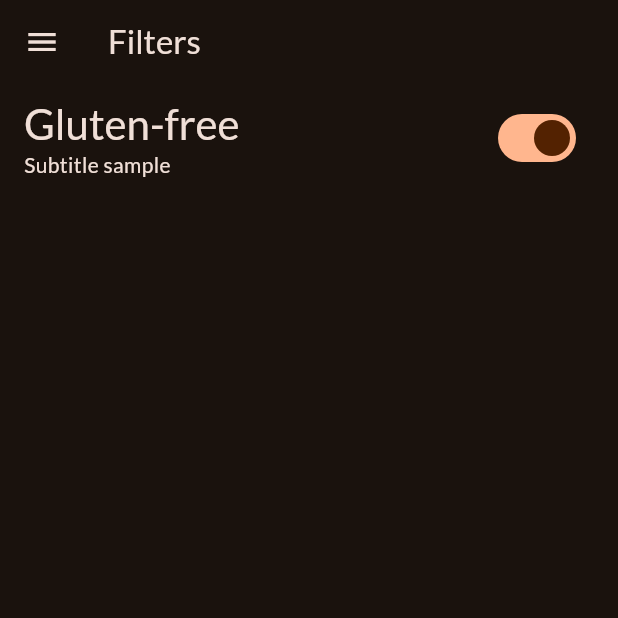
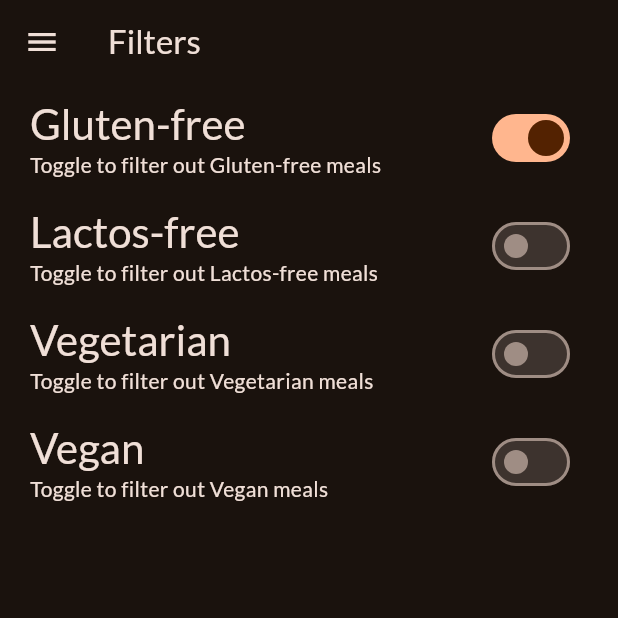
Before and after one commit to QuantumSams/udemy_flutter_redo_meals, a Flutter app: the Filter screen opened directly, after a tap on "Gluten-free", on a phone screen of 412 x 824 dp, the top half of it. Run offline on Flutter 3.47's test engine with Material 3 defaults, Android fonts, the phone set to English and light mode, and no system bars; our stand-ins replace google_fonts, transparent_image.

Commit message:
Fix: seperating switchtogglelist into a seperate stateful widget

```diff
--- a/lib/screen/filter.dart
+++ b/lib/screen/filter.dart
@@ -1,21 +1,17 @@
 import 'package:flutter/material.dart';
+import 'package:redo_meals/widget/filter_switch.dart';
 import 'tabs.dart';
 import '../widget/side_drawer.dart';
 
-class Filter extends StatefulWidget {
+class Filter extends StatelessWidget {
   const Filter({super.key});
 
   @override
-  State<Filter> createState() {
-    return _FilterState();
-  }
-}
-
-class _FilterState extends State<Filter> {
-  var _isGlutenChecked = false;
-
-  @override
   Widget build(BuildContext context) {
+    var isGlutenChecked = false;
+    var isLactoseChecked = false;
+    var isVegetarianChecked = false;
+    var isVeganChecked = false;
     return Scaffold(
       appBar: AppBar(
         title: const Text('Filters'),
@@ -23,34 +19,17 @@ class _FilterState extends State<Filter> {
       drawer: SideDrawer(onSelectScreen: (screenID) {
         Navigator.of(context).pop;
         if (screenID == 'menu') {
-          Navigator.of(context)
-              .push(MaterialPageRoute(builder: (ctx) => const Tabs()));
+          Navigator.of(context).pushReplacement(
+              MaterialPageRoute(builder: (ctx) => const Tabs()));
         }
       }),
-      body: Column(
+      body: ListView(
+        padding: const EdgeInsets.symmetric(horizontal: 4),
         children: [
-          SwitchListTile(
-            value: _isGlutenChecked,
-            onChanged: (isChecked) {
-              setState(() {
-                _isGlutenChecked = isChecked;
-              });
-            },
-            title: Text(
-              'Gluten-free',
-              style: Theme.of(context)
-                  .textTheme
-                  .headlineMedium!
-                  .copyWith(color: Theme.of(context).colorScheme.onBackground),
-            ),
-            subtitle: Text(
-              'Subtitle sample',
-              style: Theme.of(context)
-                  .textTheme
-                  .bodyMedium!
-                  .copyWith(color: Theme.of(context).colorScheme.onBackground),
-            ),
-          )
+          FilterSwitch(title: 'Gluten-free', currentStatus: isGlutenChecked),
+          FilterSwitch(title: 'Lactos-free', currentStatus: isLactoseChecked),
+          FilterSwitch(title: 'Vegetarian', currentStatus: isVegetarianChecked),
+          FilterSwitch(title: 'Vegan', currentStatus: isVeganChecked)
         ],
       ),
     );
--- a/lib/screen/tabs.dart
+++ b/lib/screen/tabs.dart
@@ -1,6 +1,6 @@
 import 'package:flutter/material.dart';
-import 'package:redo_meals/screen/filter.dart';
-import 'package:redo_meals/widget/side_drawer.dart';
+import 'filter.dart';
+import '../widget/side_drawer.dart';
 import 'meal_screen.dart';
 import 'categories_screen.dart';
 import '../model/meal.dart';
@@ -46,7 +46,7 @@ class _TabStates extends State<Tabs> {
   void _onSelectScreen(String screenID) {
     Navigator.of(context).pop();
     if (screenID == 'filters') {
-      Navigator.of(context).push(
+      Navigator.of(context).pushReplacement(
         MaterialPageRoute(
           builder: (ctx) => const Filter(),
         ),
--- /dev/null
+++ b/lib/widget/filter_switch.dart
@@ -0,0 +1,50 @@
+import 'package:flutter/material.dart';
+
+class FilterSwitch extends StatefulWidget {
+  const FilterSwitch(
+      {super.key, required this.title, required this.currentStatus});
+
+  final String title;
+  final bool currentStatus;
+
+  @override
+  State<FilterSwitch> createState() {
+    return _FilterSwitchState();
+  }
+}
+
+class _FilterSwitchState extends State<FilterSwitch> {
+  var curStatus = false;
+
+  @override
+  void initState() {
+    curStatus = widget.currentStatus;
+    super.initState();
+  }
+
+  @override
+  Widget build(BuildContext context) {
+    return SwitchListTile(
+      value: curStatus,
+      onChanged: (isChecked) {
+        setState(() {
+          curStatus = isChecked;
+        });
+      },
+      title: Text(
+        widget.title,
+        style: Theme.of(context)
+            .textTheme
+            .headlineMedium!
+            .copyWith(color: Theme.of(context).colorScheme.onBackground),
+      ),
+      subtitle: Text(
+        'Toggle to filter out ${widget.title} meals',
+        style: Theme.of(context)
+            .textTheme
+            .bodyMedium!
+            .copyWith(color: Theme.of(context).colorScheme.onBackground),
+      ),
+    );
+  }
+}
```
